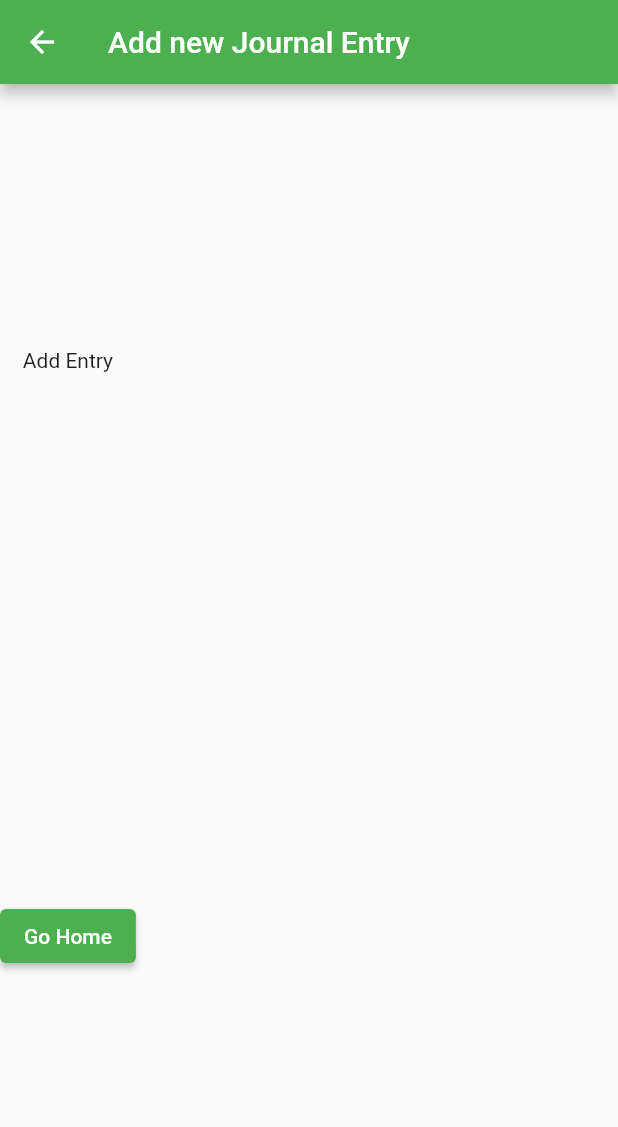
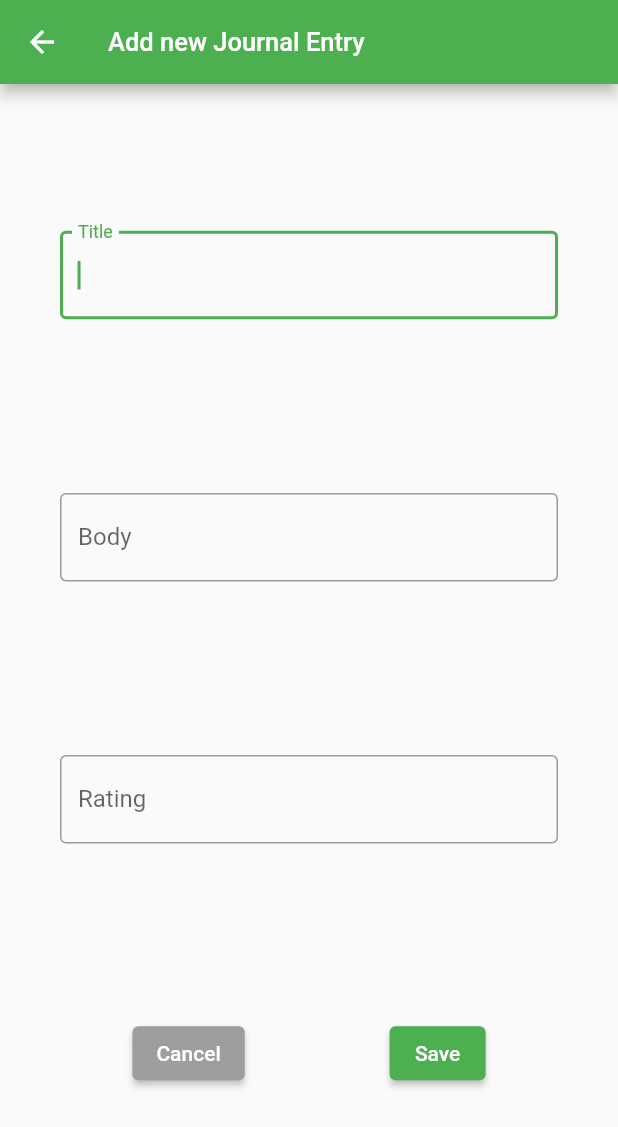
Before and after one commit to Schow94/Journal, a Flutter app: the AddEntry screen opened by its route, on a phone screen of 412 x 824 dp. Shown: the top 1127 px of the screen. Run offline on Flutter 3.47's test engine with Material 2 defaults, Android fonts, the phone set to English and light mode, and no system bars.

```diff
--- a/lib/screens/add_entry_screen.dart
+++ b/lib/screens/add_entry_screen.dart
@@ -9,18 +9,85 @@ class AddEntry extends StatelessWidget {
       appBar: AppBar(
         title: const Text('Add new Journal Entry'),
       ),
-      body: Column(
+      body: Container(
+        margin: const EdgeInsets.all(40),
+        child: Column(
           crossAxisAlignment: CrossAxisAlignment.center,
           mainAxisAlignment: MainAxisAlignment.spaceAround,
           children: [
-          const Text('Add Entry'),
+            TextFormField(
+              autofocus: true,
+              decoration: const InputDecoration(
+                labelText: 'Title',
+                border: OutlineInputBorder(),
+              ),
+              onSaved: (value) {
+                // Save value in state
+              },
+              validator: (String? value) {
+                if (value!.isEmpty) {
+                  return 'Please enter a title';
+                } else {
+                  return null;
+                }
+              },
+            ),
+            TextFormField(
+              autofocus: true,
+              decoration: const InputDecoration(
+                labelText: 'Body',
+                border: OutlineInputBorder(),
+              ),
+              onSaved: (value) {
+                // Save value in state
+              },
+              validator: (String? value) {
+                if (value!.isEmpty) {
+                  return 'Please enter a title';
+                } else {
+                  return null;
+                }
+              },
+            ),
+            TextFormField(
+              autofocus: true,
+              decoration: const InputDecoration(
+                labelText: 'Rating',
+                border: OutlineInputBorder(),
+              ),
+              onSaved: (value) {
+                // Save value in state
+              },
+              validator: (String? value) {
+                if (value!.isEmpty) {
+                  return 'Please enter a title';
+                } else {
+                  return null;
+                }
+              },
+            ),
+            Row(
+              mainAxisAlignment: MainAxisAlignment.spaceAround,
+              children: [
                 ElevatedButton(
-            child: const Text('Go Home'),
+                  style: ElevatedButton.styleFrom(
+                    primary: Colors.grey, // Background color
+                  ),
+                  child: const Text('Cancel'),
                   onPressed: () {
                     goToHomeScreen(context);
                   },
                 ),
+                ElevatedButton(
+                  child: const Text('Save'),
+                  onPressed: () {
+                    saveEntry(context);
+                  },
+                ),
               ],
+            ),
+          ],
+        ),
       ),
     );
   }
@@ -31,4 +98,13 @@ class AddEntry extends StatelessWidget {
   void goToHomeScreen(BuildContext context) {
     Navigator.of(context).pop();
   }
+
+  /*
+    Navigate to AddEntry Screen
+  */
+  void saveEntry(BuildContext context) {
+    Navigator.of(context).pop();
+
+    // Save form data to state
   }
+}
--- a/lib/screens/journal_entry_screen.dart
+++ b/lib/screens/journal_entry_screen.dart
@@ -18,7 +18,7 @@ class JournalEntryScreen extends StatelessWidget {
       ),
       body: SingleChildScrollView(
         child: Column(
-          mainAxisAlignment: MainAxisAlignment.center,
+          mainAxisAlignment: MainAxisAlignment.spaceAround,
           crossAxisAlignment: CrossAxisAlignment.center,
           children: [
             Text(title, style: Theme.of(context).textTheme.headline5),
--- a/lib/widgets/journal_entries_list.dart
+++ b/lib/widgets/journal_entries_list.dart
@@ -6,7 +6,9 @@ class JournalEntriesList extends StatelessWidget {
 
   @override
   Widget build(BuildContext context) {
-    return Column(
+    return Container(
+      margin: const EdgeInsets.all(10),
+      child: Column(
         crossAxisAlignment: CrossAxisAlignment.center,
         mainAxisAlignment: MainAxisAlignment.spaceAround,
         children: [
@@ -190,6 +192,7 @@ class JournalEntriesList extends StatelessWidget {
             ],
           ),
         ],
+      ),
     );
   }
 
```
Also changed, not shown: lib/app.dart (+8 -5 lines), lib/screens/home_screen.dart (+46 -2 lines). Lines whose indentation alone changed are shown as unchanged.
